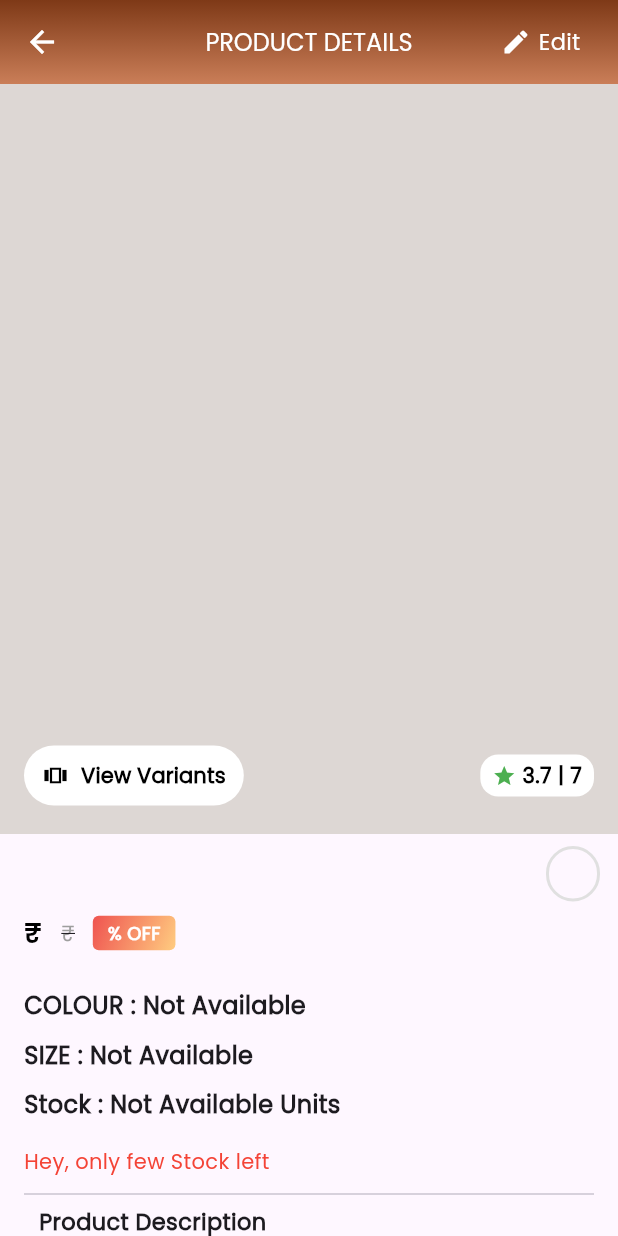
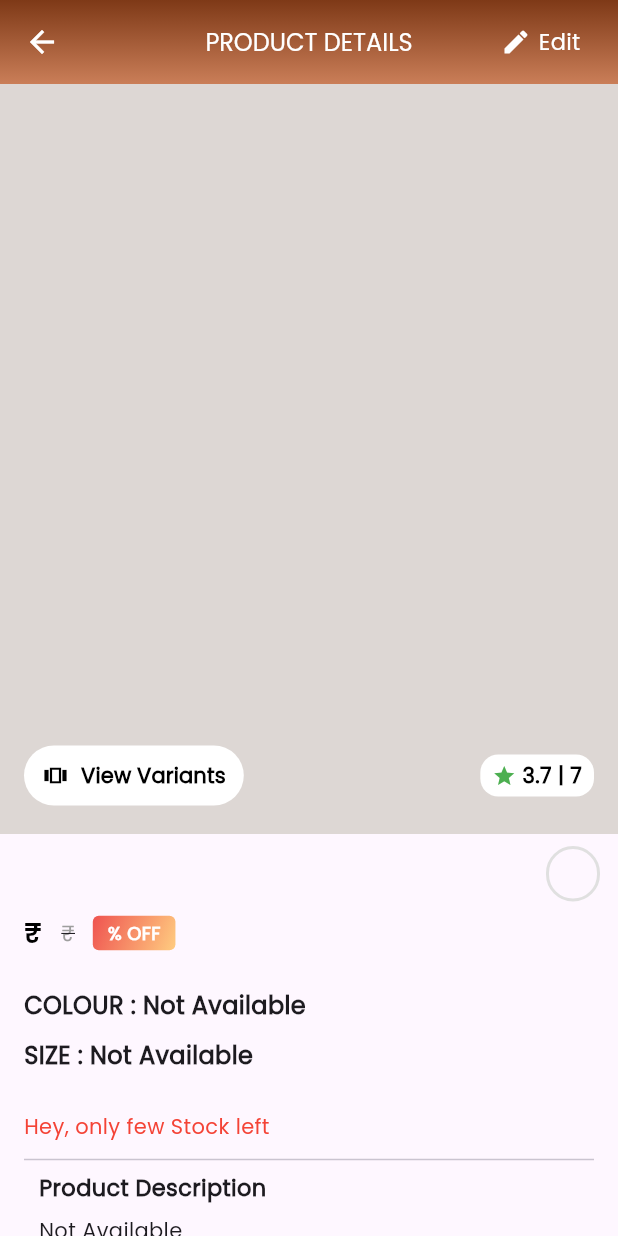
Before and after one commit to Aashishrajput143/BHK_Seller_app, a Flutter app: the ProductPreview screen opened by its route, on a phone screen of 412 x 824 dp. Run offline on Flutter 3.47's test engine with Material 3 defaults, Android fonts, the phone set to English and light mode, and no system bars; drawn by our look-alikes of carousel_slider, overlay_support; our stand-ins replace csc_picker, dropdown_button2, firebase_auth, firebase_core, fluttertoast, get and 7 more; missing offline and left inert: linear_progress_bar; accounts and stored records are empty; network calls fail; statements that could not run were skipped; project files that could hold a hidden picture were left out.

Commit message:
Initial commit

```diff
--- a/lib/screens/dashboardManagement/shop_category.dart
+++ b/lib/screens/dashboardManagement/shop_category.dart
@@ -39,7 +39,7 @@ class ShopCategory extends StatelessWidget {
                                     .categoryLogo?.isNotEmpty ??
                                 true
                             ? CircleAvatar(
-                                backgroundColor: Colors.grey.shade300,
+                                backgroundColor: Colors.brown.shade100,
                                 radius: 35,
                                 child: ClipOval(
                                   child: Padding(
@@ -57,7 +57,7 @@ class ShopCategory extends StatelessWidget {
                                 ),
                               )
                             : CircleAvatar(
-                                backgroundColor: Colors.grey.shade300,
+                                backgroundColor: Colors.brown.shade100,
                                 radius: 35,
                                 child: ClipOval(
                                   child: Padding(
--- a/lib/screens/productManagement/productpreview.dart
+++ b/lib/screens/productManagement/productpreview.dart
@@ -389,11 +389,7 @@ class ProductPreview extends StatelessWidget {
                               //     );
                               //   }),
                               // ),
-                              Text(
-                                "Stock : ${controller.getProductDetailsModel.value.data?.variants?[(controller.getProductDetailsModel.value.data?.variants?.length ?? 0) - 1].quantity ?? "Not Available"} Units",
-                                style: TextStyle(
-                                    fontSize: 16, fontWeight: FontWeight.bold),
-                              ),
+
                               SizedBox(height: 16),
                               Text(
                                 'Hey, only few Stock left',
```
